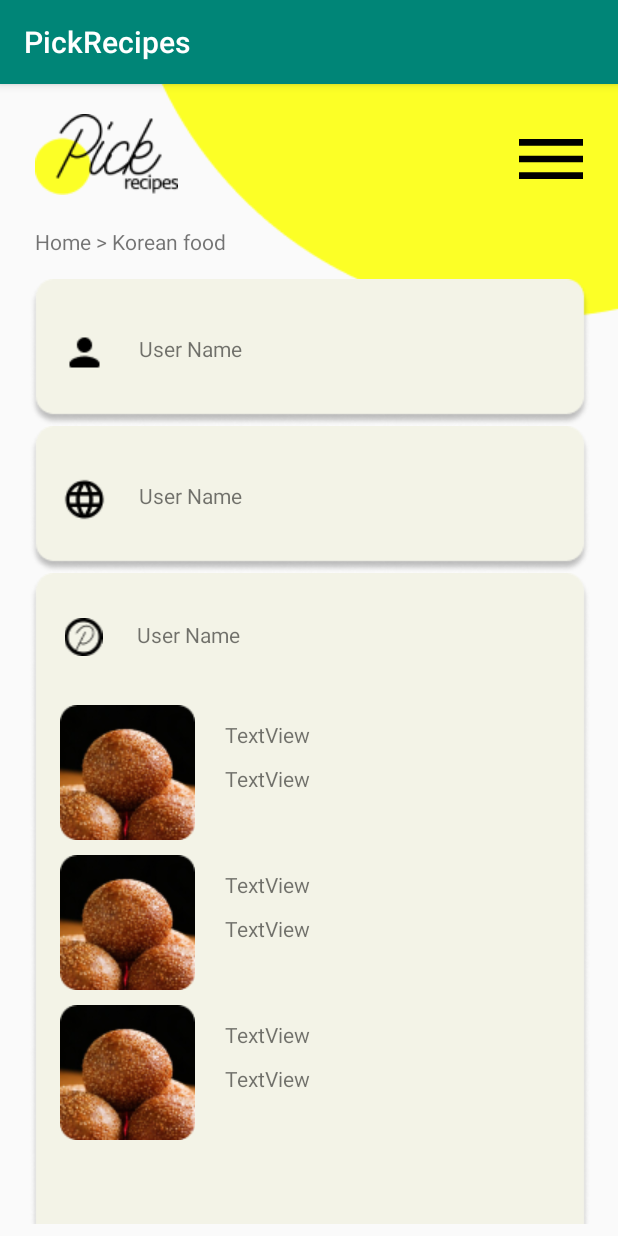
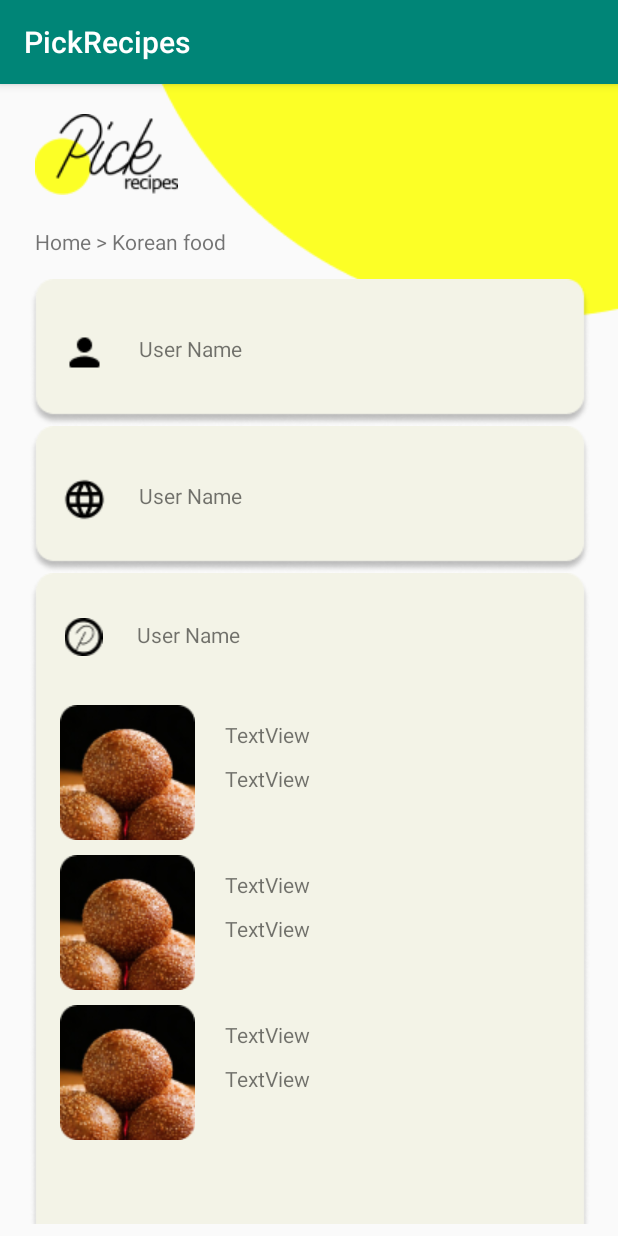
Before and after one commit to HYEOCK/PickRecipes, an Android app: the MyPage screen opened directly, with no data from a screen before it, on a phone screen of 412 x 824 dp. Run offline under Robolectric (Android 15) with nearby library versions, the phone set to English and light mode, and no system bars.

```diff
--- a/app/build.gradle
+++ b/app/build.gradle
@@ -22,7 +22,6 @@ dependencies {
     implementation fileTree(dir: 'libs', include: ['*.jar'])
     implementation 'com.android.support:appcompat-v7:28.0.0'
     implementation 'com.android.support.constraint:constraint-layout:1.1.3'
-    implementation 'com.android.support:support-v4:28.0.0'
     testImplementation 'junit:junit:4.12'
     androidTestImplementation 'com.android.support.test:runner:1.0.2'
     androidTestImplementation 'com.android.support.test.espresso:espresso-core:3.0.2'
--- a/app/src/main/AndroidManifest.xml
+++ b/app/src/main/AndroidManifest.xml
@@ -9,7 +9,7 @@
         android:roundIcon="@mipmap/ic_launcher_round"
         android:supportsRtl="true"
         android:theme="@style/AppTheme">
-        <activity android:name=".MyPage" />
+        <activity android:name=".MyPage"></activity>
         <activity android:name=".contents" />
         <activity android:name=".KfoodList" />
         <activity android:name=".MainActivity">
--- a/app/src/main/java/com/example/pickrecipes/KfoodList.java
+++ b/app/src/main/java/com/example/pickrecipes/KfoodList.java
@@ -5,12 +5,9 @@ import android.os.Bundle;
 
 public class KfoodList extends AppCompatActivity {
 
-
     @Override
     protected void onCreate(Bundle savedInstanceState) {
         super.onCreate(savedInstanceState);
         setContentView(R.layout.activity_kfood_list);
     }
-
-
 }
--- a/app/src/main/res/drawable-anydpi/menu.xml
+++ /dev/null
@@ -1,13 +0,0 @@
-<vector xmlns:android="http://schemas.android.com/apk/res/android"
-    android:width="24dp"
-    android:height="24dp"
-    android:viewportWidth="18"
-    android:viewportHeight="18"
-    android:tint="#000000">
-  <group android:translateX="-3"
-      android:translateY="-3">
-      <path
-          android:fillColor="#FF000000"
-          android:pathData="M3,18h18v-2L3,16v2zM3,13h18v-2L3,11v2zM3,6v2h18L21,6L3,6z"/>
-  </group>
-</vector>
--- a/app/src/main/res/layout/activity_my_page.xml
+++ b/app/src/main/res/layout/activity_my_page.xml
@@ -27,18 +27,6 @@
         android:text="Home > Korean food"
         android:layout_marginStart="23dp"
         android:layout_marginTop="95dp"/>
-
-    <Button
-        android:id="@+id/button"
-        android:layout_width="40dp"
-        android:layout_height="40dp"
-        android:layout_alignParentStart="true"
-        android:layout_alignParentTop="true"
-        android:layout_alignParentEnd="true"
-        android:layout_marginStart="346dp"
-        android:layout_marginTop="30dp"
-        android:layout_marginEnd="23dp"
-        android:background="@drawable/menu" />
 
     <ScrollView
         android:layout_width="match_parent"
```
Also changed, not shown: app/src/main/java/com/example/pickrecipes/KList.java (deleted, +0 -31 lines), app/src/main/res/layout/activity_contents.xml (+0 -12 lines), app/src/main/res/layout/activity_kfood_list.xml (+0 -36 lines), app/src/main/res/layout/k_list.xml (deleted, +0 -33 lines), app/src/main/res/menu/activity_main2_drawer.xml (deleted, +0 -38 lines), app/src/main/res/menu/main2.xml (deleted, +0 -9 lines), app/src/main/res/values/strings.xml (+0 -7 lines), app/src/main/res/values/styles.xml (+0 -9 lines), app/src/main/res/drawable-hdpi/menu.png (deleted), app/src/main/res/drawable-mdpi/menu.png (deleted), app/src/main/res/drawable-xhdpi/menu.png (deleted), app/src/main/res/drawable-xxhdpi/menu.png (deleted).
